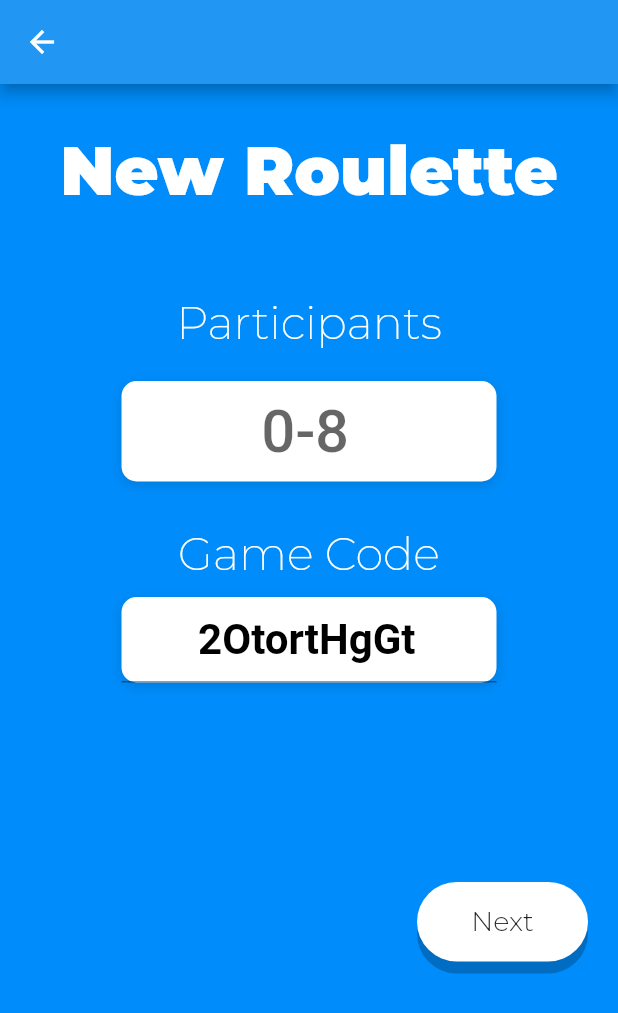
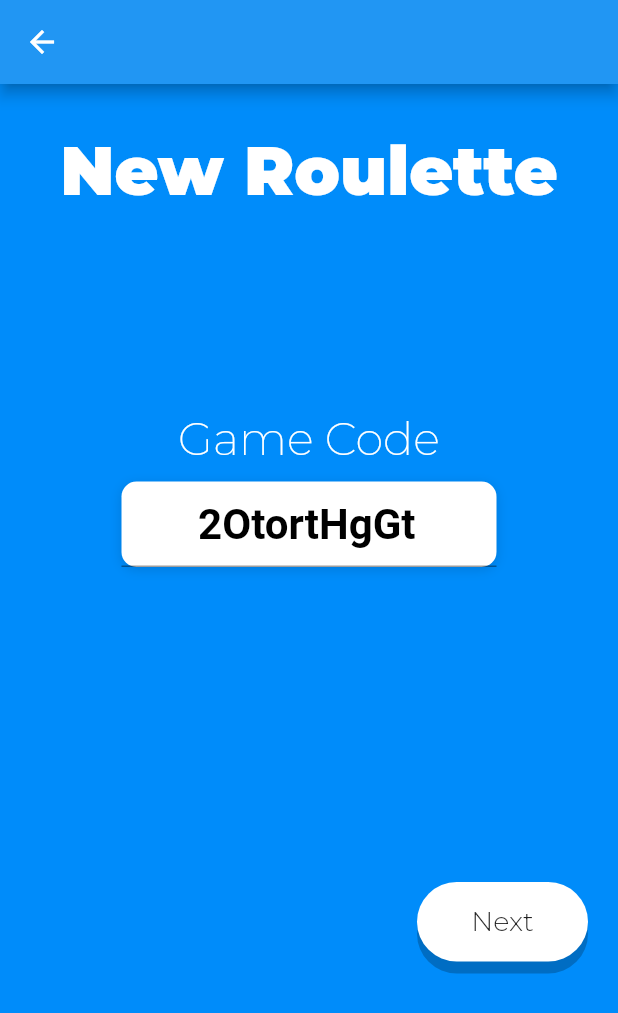
Before and after one commit to Pixele9/FlipIt, a Flutter app: the NewRoulette screen opened directly, on a phone screen of 412 x 824 dp. Shown: the top 1013 px of the screen. Run offline on Flutter 3.47's test engine with Material 2 defaults, Android fonts, the phone set to English and light mode, and no system bars; our stand-ins replace google_fonts, shared_preferences; missing offline and left inert: get_ip; accounts and stored records are empty.

Commit message:
Version 1.0.0

```diff
--- a/lib/screens/new_roulette.dart
+++ b/lib/screens/new_roulette.dart
@@ -46,27 +46,27 @@ class NewRoulette extends StatelessWidget {
                               mainAxisSize: MainAxisSize.max,
                               mainAxisAlignment: MainAxisAlignment.center,
                               children: <Widget>[
-                                Container(
-                                  alignment: Alignment.center,
-                                  margin: const EdgeInsets.only(bottom: 10.0),
-                                  width: MediaQuery.of(context).size.width,
-                                  child: Container(
-                                        alignment: Alignment.center,
-                                        width: MediaQuery.of(context).size.width / 2,
-                                        margin: const EdgeInsets.only(bottom: 10.0),
-                                        child: Text(
-                                          "Participants",
-                                          style: cLabelStyle,
-                                        ),
-                                      ),
-                                ),
-                                Container(
-                                  alignment: Alignment.center,
-                                  width: 250.0,
-                                  decoration: cOptionInputDecoration,
-                                  margin: const EdgeInsets.only(bottom: 30.0),
-                                  child: flipItInput('0-8')
-                                ),
+                                // Container(
+                                //   alignment: Alignment.center,
+                                //   margin: const EdgeInsets.only(bottom: 10.0),
+                                //   width: MediaQuery.of(context).size.width,
+                                //   child: Container(
+                                //         alignment: Alignment.center,
+                                //         width: MediaQuery.of(context).size.width / 2,
+                                //         margin: const EdgeInsets.only(bottom: 10.0),
+                                //         child: Text(
+                                //           "Participants",
+                                //           style: cLabelStyle,
+                                //         ),
+                                //       ),
+                                // ),
+                                // Container(
+                                //   alignment: Alignment.center,
+                                //   width: 250.0,
+                                //   decoration: cOptionInputDecoration,
+                                //   margin: const EdgeInsets.only(bottom: 30.0),
+                                //   child: flipItInput('0-8')
+                                // ),
                                 Container(
                                   alignment: Alignment.center,
                                   width: MediaQuery.of(context).size.width / 2,
```
